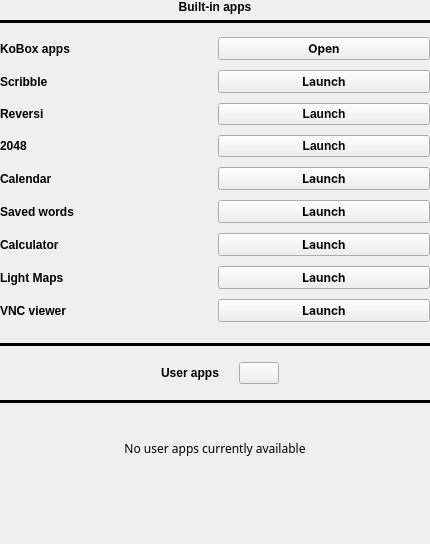
First picture: the form in apps.ui, repository Quill-OS/quill, before the edit.
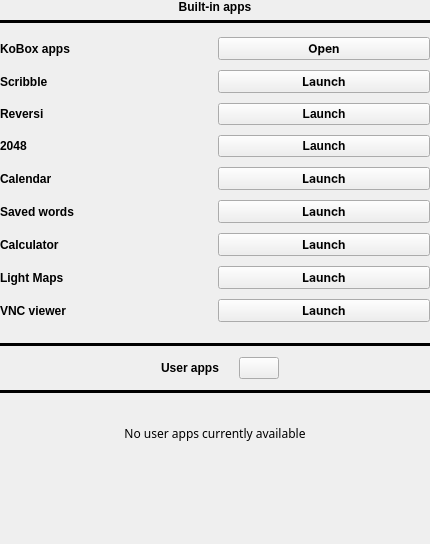
Second picture: the form after the edit.

Patch:
```diff
--- a/apps.ui
+++ b/apps.ui
@@ -52,9 +52,9 @@
         <property name="geometry">
          <rect>
           <x>0</x>
-          <y>0</y>
-          <width>428</width>
-          <height>510</height>
+          <y>-30</y>
+          <width>407</width>
+          <height>539</height>
          </rect>
         </property>
         <layout class="QVBoxLayout" name="verticalLayout_2">
@@ -351,10 +351,10 @@
             <number>0</number>
            </property>
            <property name="topMargin">
-            <number>10</number>
+            <number>5</number>
            </property>
            <property name="bottomMargin">
-            <number>10</number>
+            <number>5</number>
            </property>
            <item>
             <spacer name="horizontalSpacer">
@@ -449,7 +449,7 @@
          <item>
           <layout class="QGridLayout" name="gridLayout_4">
            <property name="topMargin">
-            <number>15</number>
+            <number>10</number>
            </property>
           </layout>
          </item>
```
